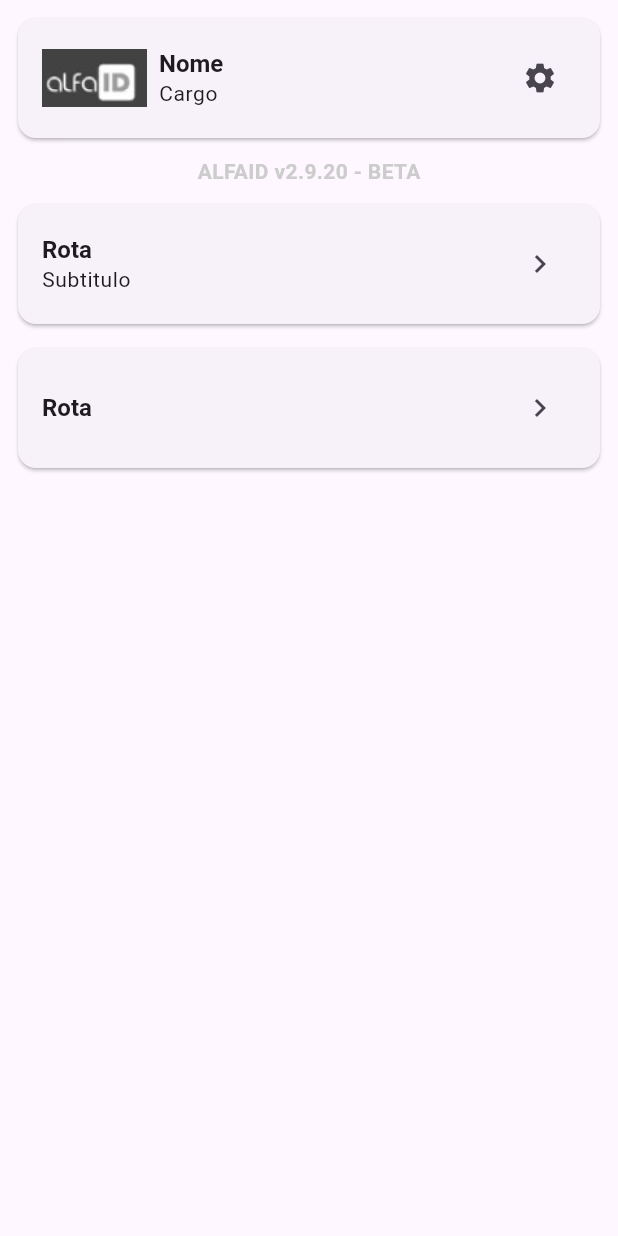
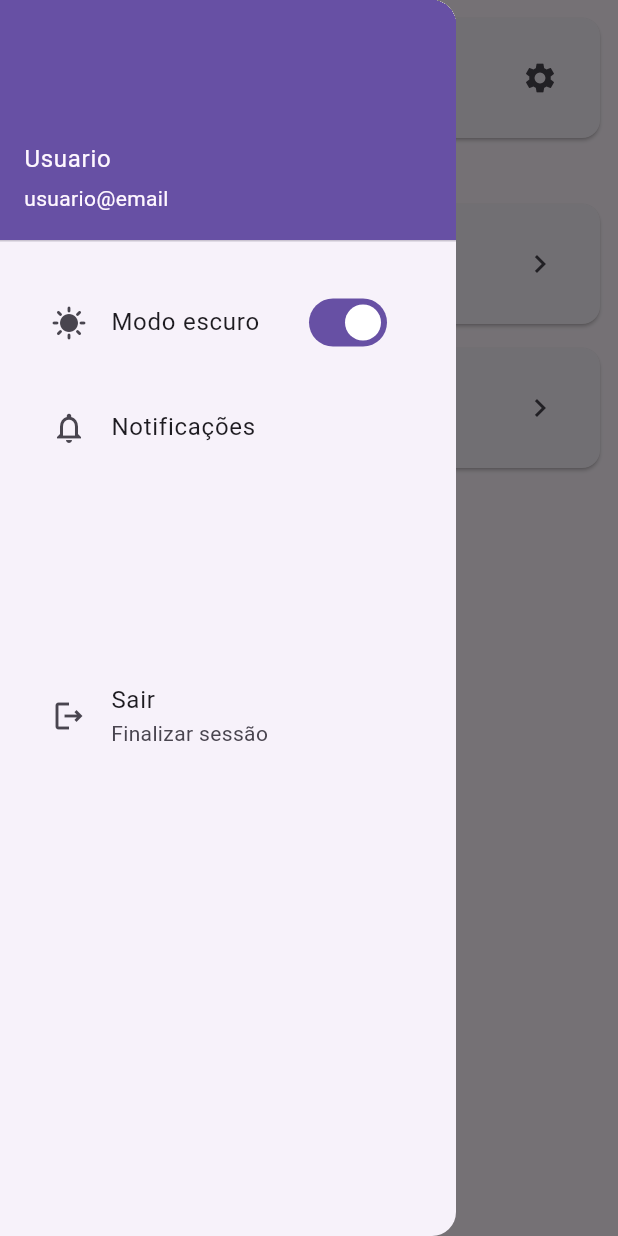
Before and after one commit to CIATEC-senac/controle-frotas-mobile, a Flutter app: the HomePage screen opened by its route, with the side drawer open (before the commit the screen has no drawer), on a phone screen of 412 x 824 dp. Run offline on Flutter 3.47's test engine with Material 3 defaults, Android fonts, the phone set to English and light mode, and no system bars; our stand-ins replace geolocator, google_maps_flutter, image_picker, permission_handler; missing offline and left inert: simple_barcode_scanner.

Commit message:
refactor: drawer tela inicial

```diff
--- a/lib/pages/home_page.dart
+++ b/lib/pages/home_page.dart
@@ -1,9 +1,8 @@
+import 'package:alfaid/pages/historico_page.dart';
+import 'package:alfaid/widgets/drawer.dart';
 import 'package:alfaid/widgets/list_item.dart';
 import 'package:flutter/material.dart';
 import 'scanner_route_page.dart';
-import 'historico_page.dart';
-import 'package:camera/camera.dart';
-import 'package:path_provider/path_provider.dart';
 import 'package:permission_handler/permission_handler.dart';
 
 class HomePage extends StatefulWidget {
@@ -36,6 +35,11 @@ class _HomePageState extends State<HomePage> {
   @override
   Widget build(BuildContext build) {
     return Scaffold(
+      key: scaffoldKey,
+      drawer: DrawerMenu(
+        name: 'Usuario',
+        email: 'usuario@email',
+      ),
       body: SafeArea(
         child: Container(
           padding: const EdgeInsets.all(8.0),
@@ -53,7 +57,7 @@ class _HomePageState extends State<HomePage> {
                 title: "Nome",
                 subTitle: "Cargo",
                 icon: const Icon(Icons.settings),
-                onPressed: () {},
+                onPressed: () => {scaffoldKey.currentState?.openDrawer()},
               ),
               const Text(
                 "ALFAID v2.9.20 - BETA",
@@ -74,7 +78,13 @@ class _HomePageState extends State<HomePage> {
               ),
               ListItem(
                 title: "Rota",
-                onPressed: () {},
+                onPressed: () {
+                  Navigator.push(
+                    context,
+                    MaterialPageRoute(
+                        builder: (context) => const HistoricoRotasPage()),
+                  );
+                },
               ),
             ],
           ),
--- /dev/null
+++ b/lib/widgets/drawer.dart
@@ -0,0 +1,57 @@
+import 'package:flutter/material.dart';
+
+class DrawerMenu extends StatelessWidget {
+  String name;
+  String email;
+
+  DrawerMenu({
+    super.key,
+    required this.email,
+    required this.name,
+  });
+
+  @override
+  Widget build(BuildContext context) {
+    return Drawer(
+      child: Column(
+        children: [
+          UserAccountsDrawerHeader(
+              accountName: Text(name), accountEmail: Text(email)),
+          Container(
+            padding: EdgeInsets.all(18),
+            child: Column(
+              crossAxisAlignment: CrossAxisAlignment.start,
+              spacing: 14,
+              children: [
+                SwitchListTile(
+                  value: true,
+                  title: Text('Modo escuro'),
+                  secondary: Icon(Icons.sunny),
+                  onChanged: (bool value) {},
+                ),
+                ListTile(
+                  leading: Icon(Icons.notifications_none),
+                  title: Text('Notificações'),
+                  onTap: () {
+                    Navigator.of(context).pushReplacementNamed('/home');
+                  },
+                ),
+                SizedBox(
+                  height: 100.0,
+                ),
+                ListTile(
+                  leading: Icon(Icons.logout_outlined),
+                  title: Text('Sair'),
+                  subtitle: Text('Finalizar sessão'),
+                  onTap: () {
+                    Navigator.of(context).pushReplacementNamed('/login');
+                  },
+                ),
+              ],
+            ),
+          ),
+        ],
+      ),
+    );
+  }
+}
```
Also changed, not shown: lib/pages/map_page.dart (+6 -43 lines), lib/widgets/drawer_parada_widget.dart (renamed from lib/widgets/drawer_widget.dart, +4 -4 lines).
